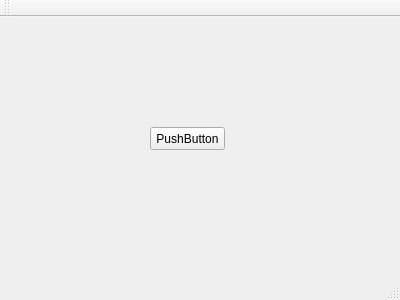
Old version of the form ui/mainwindow.ui in the repository bduminiuc/imageviewver.
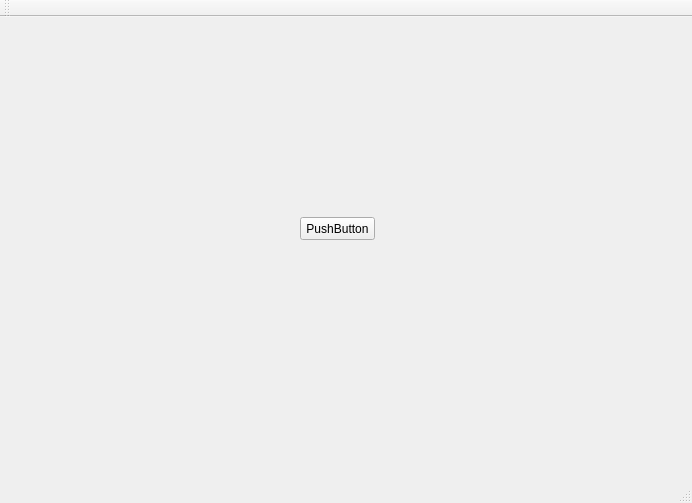
New version of the form. Icons and pictures are not drawn.

Commit message: added ui resources with images

Patch:
```diff
--- a/ui/mainwindow.ui
+++ b/ui/mainwindow.ui
@@ -6,8 +6,8 @@
    <rect>
     <x>0</x>
     <y>0</y>
-    <width>400</width>
-    <height>300</height>
+    <width>692</width>
+    <height>503</height>
    </rect>
   </property>
   <property name="windowTitle">
@@ -17,8 +17,8 @@
    <widget class="QPushButton" name="pushButton">
     <property name="geometry">
      <rect>
-      <x>150</x>
-      <y>110</y>
+      <x>300</x>
+      <y>200</y>
       <width>75</width>
       <height>23</height>
      </rect>
```
Left out of the diff: 10 changed lines with no effect on the pictures. The commit also changes 4 other files.
